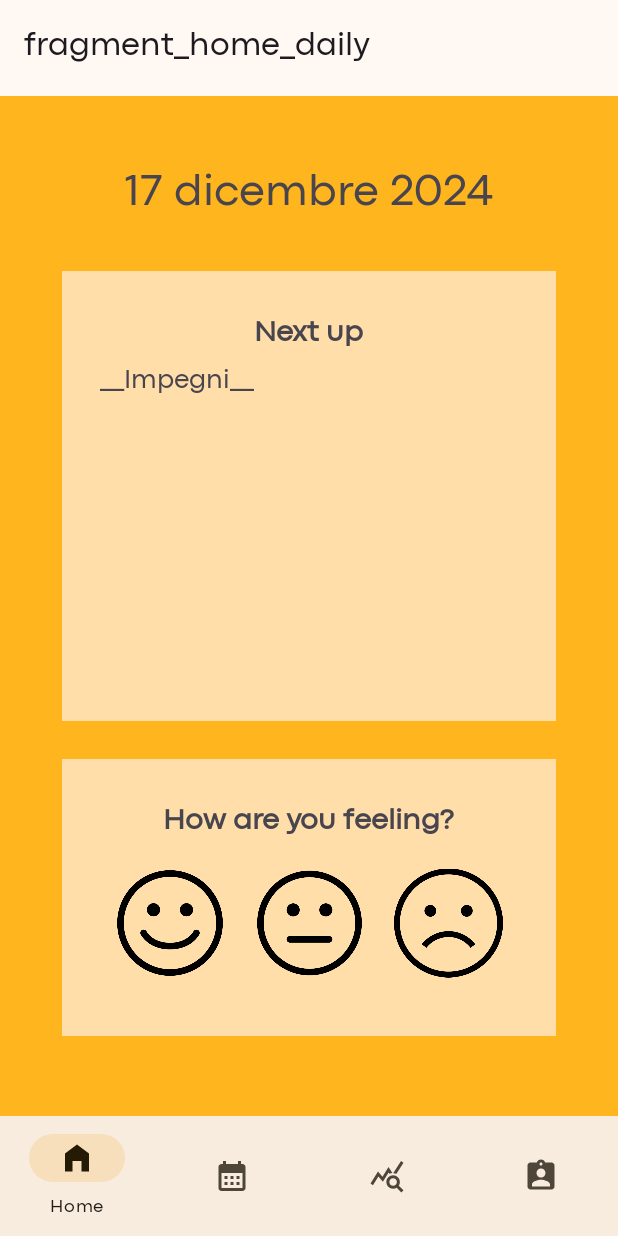
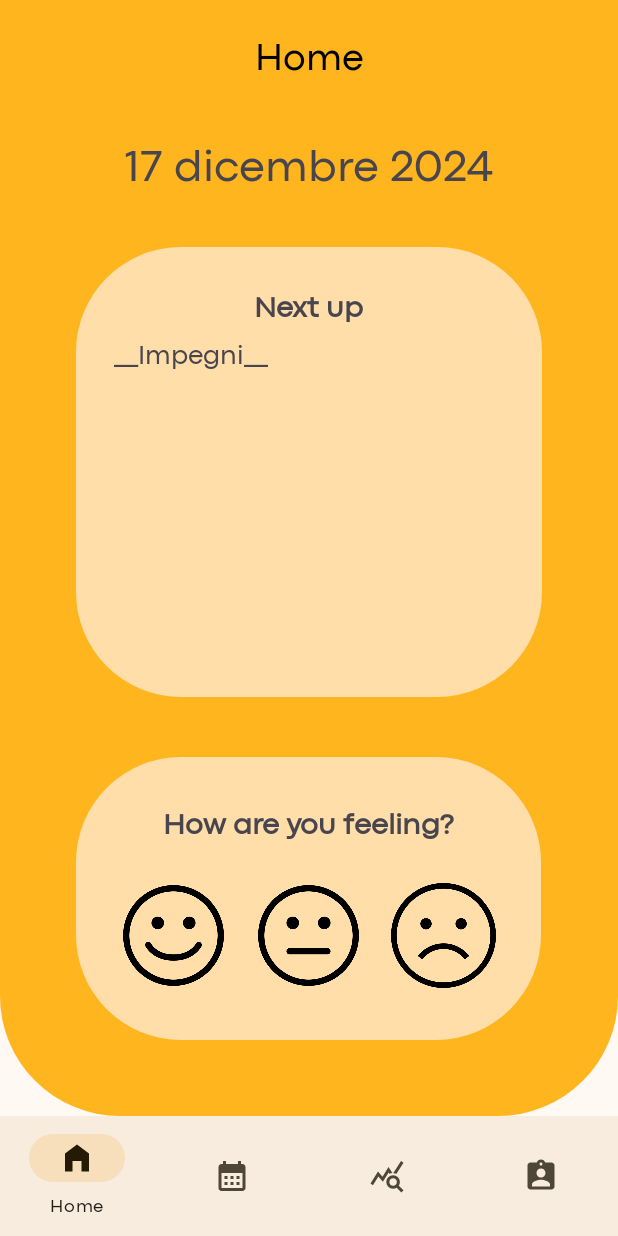
Before and after one commit to mzylfo/Treasure, an Android app: the screen it shows after launch (HomeActivity), on a phone screen of 412 x 824 dp. Run offline under Robolectric (Android 15) with nearby library versions, the phone set to English and light mode, and no system bars; our stand-ins replace navigation-ui.

Commit message:
sistemazione generale

```diff
--- a/app/src/main/java/com/example/treasure/ui/home/HomeActivity.java
+++ b/app/src/main/java/com/example/treasure/ui/home/HomeActivity.java
@@ -1,6 +1,8 @@
 package com.example.treasure.ui.home;
 
 import android.os.Bundle;
+import android.widget.TextView;
+
 import androidx.appcompat.widget.Toolbar;
 
 import androidx.activity.EdgeToEdge;
@@ -17,6 +19,8 @@ import com.example.treasure.R;
 import com.google.android.material.bottomnavigation.BottomNavigationView;
 import com.google.android.material.navigation.NavigationView;
 
+import java.util.Objects;
+
 public class HomeActivity extends AppCompatActivity {
 
     @Override
@@ -27,8 +31,12 @@ public class HomeActivity extends AppCompatActivity {
 
         Toolbar toolbar = findViewById(R.id.toolbar);
         setSupportActionBar(toolbar);
+        // Disabilita il titolo predefinito della Toolbar
+        Objects.requireNonNull(getSupportActionBar()).setDisplayShowTitleEnabled(false);
 
-         NavHostFragment navHostFragment = (NavHostFragment) getSupportFragmentManager().
+        TextView toolbarTitle = findViewById(R.id.toolbar_title);
+
+        NavHostFragment navHostFragment = (NavHostFragment) getSupportFragmentManager().
                 findFragmentById(R.id.fragmentContainerView);
 
         NavController navController = navHostFragment.getNavController();
@@ -42,6 +50,12 @@ public class HomeActivity extends AppCompatActivity {
         NavigationUI.setupWithNavController(bottomNav, navController);
         NavigationUI.setupActionBarWithNavController(this, navController, appBarConfiguration);
 
+        // Osserva i cambiamenti di destinazione e aggiorna il titolo della toolbar
+        navController.addOnDestinationChangedListener((controller, destination, arguments) -> {
+            if (destination.getLabel() != null) {
+                toolbarTitle.setText(destination.getLabel());
+            }
+        });
     }
 
 
--- /dev/null
+++ b/app/src/main/res/drawable/rounded_corners_below.xml
@@ -0,0 +1,4 @@
+<shape xmlns:android="http://schemas.android.com/apk/res/android">
+    <solid android:color="@color/yellow_app" />
+    <corners android:bottomLeftRadius="80dp" android:bottomRightRadius="80dp" />
+</shape>
--- /dev/null
+++ b/app/src/main/res/drawable/rounded_corners_fragment.xml
@@ -0,0 +1,5 @@
+<!-- res/drawable/rounded_corners.xml -->
+<shape xmlns:android="http://schemas.android.com/apk/res/android">
+    <corners android:radius="70dp"/>
+    <solid android:color="@color/md_theme_primaryContainer"/>
+</shape>
--- a/app/src/main/res/layout/activity_home.xml
+++ b/app/src/main/res/layout/activity_home.xml
@@ -11,7 +11,19 @@
         android:id="@+id/toolbar"
         android:layout_width="match_parent"
         android:layout_height="wrap_content"
-        app:layout_constraintTop_toTopOf="parent"/>
+        android:background="@color/yellow_app"
+        app:layout_constraintTop_toTopOf="parent"
+        >
+            <TextView
+                android:id="@+id/toolbar_title"
+                android:layout_width="wrap_content"
+                android:layout_height="wrap_content"
+                android:layout_gravity="center"
+                android:textSize="25sp"
+                android:textColor="@color/black"
+                android:layout_marginTop="20dp"
+                />
+    </androidx.appcompat.widget.Toolbar>
 
     <androidx.fragment.app.FragmentContainerView
         android:name="androidx.navigation.fragment.NavHostFragment"
--- a/app/src/main/res/layout/fragment_home_daily.xml
+++ b/app/src/main/res/layout/fragment_home_daily.xml
@@ -1,29 +1,28 @@
 <LinearLayout xmlns:android="http://schemas.android.com/apk/res/android"
     xmlns:app="http://schemas.android.com/apk/res-auto"
     android:layout_width="match_parent"
-    android:layout_height="match_parent"
+    android:layout_height="wrap_content"
     android:orientation="vertical"
-    android:padding="16dp"
-    android:background="@color/yellow_app">
+    android:padding="@dimen/margin"
+    android:background="@drawable/rounded_corners_below">
 
     <TextView
         android:id="@+id/dateTextView"
         android:layout_width="wrap_content"
         android:layout_height="wrap_content"
-        android:text="Date will be here"
         android:textSize="30sp"
-        android:layout_gravity="center"
-        android:layout_marginTop="@dimen/margin" />
+        android:layout_gravity="center" />
 
     <RelativeLayout
         android:id="@+id/nextup"
         android:layout_width="match_parent"
         android:layout_height="300dp"
-        android:background="@color/md_theme_primaryContainer"
+        android:background="@drawable/rounded_corners_fragment"
         android:layout_marginTop="@dimen/margin"
         android:padding="@dimen/margin"
         android:layout_marginStart="@dimen/margin"
-        android:layout_marginEnd="@dimen/margin">
+        android:layout_marginEnd="@dimen/margin"
+        >
 
         <TextView
             android:id="@+id/nextup_text"
@@ -43,16 +42,16 @@
 
     </RelativeLayout>
 
-    <RelativeLayout
-        android:layout_width="match_parent"
+    <LinearLayout
+        android:id="@+id/facesContainer"
+        android:layout_width="wrap_content"
         android:layout_height="wrap_content"
-        android:background="@color/md_theme_primaryContainer"
-        android:layout_marginTop="@dimen/margin"
-        android:padding="@dimen/margin"
-        android:layout_marginStart="@dimen/margin"
-        android:layout_marginEnd="@dimen/margin"
-        android:radius="100dp">
-
+        android:background="@drawable/rounded_corners_fragment"
+        android:layout_marginTop="40dp"
+        android:layout_gravity="center"
+        android:padding="20dp"
+        android:orientation="vertical"
+        android:layout_marginBottom="@dimen/margin">
 
         <TextView
             android:id="@+id/how_are_you_feeling"
@@ -60,19 +59,20 @@
             android:layout_height="wrap_content"
             android:text="@string/how_are_you_feeling"
             android:textSize="20sp"
+            android:padding="10dp"
             android:textStyle="bold"
-            android:layout_centerHorizontal="true" />
+            android:layout_gravity="center" />
 
         <LinearLayout
             android:layout_width="wrap_content"
             android:layout_height="wrap_content"
-            android:layout_below="@id/how_are_you_feeling"
-            android:layout_centerHorizontal="true">
+            android:layout_gravity="center"
+            >
 
             <ImageView
                 android:id="@+id/happy"
-                android:layout_width="match_parent"
-                android:layout_height="100dp"
+                android:layout_width="90dp"
+                android:layout_height="90dp"
                 android:layout_weight="1"
                 android:clickable="true"
                 android:focusable="true"
@@ -81,8 +81,8 @@
 
             <ImageView
                 android:id="@+id/neutral"
-                android:layout_width="match_parent"
-                android:layout_height="100dp"
+                android:layout_width="90dp"
+                android:layout_height="90dp"
                 android:layout_weight="1"
                 android:clickable="true"
                 android:focusable="true"
@@ -91,8 +91,8 @@
 
             <ImageView
                 android:id="@+id/sad"
-                android:layout_width="match_parent"
-                android:layout_height="100dp"
+                android:layout_width="90dp"
+                android:layout_height="90dp"
                 android:layout_weight="1"
                 android:clickable="true"
                 android:focusable="true"
@@ -101,6 +101,14 @@
 
         </LinearLayout>
 
-    </RelativeLayout>
+        <TextView
+            android:id="@+id/textViewBelowFaces"
+            android:layout_width="wrap_content"
+            android:layout_height="wrap_content"
+            android:text="Click to start typing ..."
+            android:layout_gravity="center"
+            />
+
+    </LinearLayout>
 
 </LinearLayout>
--- a/app/src/main/res/navigation/home_nav_graph.xml
+++ b/app/src/main/res/navigation/home_nav_graph.xml
@@ -7,21 +7,22 @@
     <fragment
         android:id="@+id/calendarMonthFragment"
         android:name="com.example.treasure.ui.home.fragment.CalendarMonthFragment"
-        android:label="fragment_calendar_month"
-        tools:layout="@layout/fragment_calendar_month" />
+        android:label="Calendar"
+        tools:layout="@layout/fragment_calendar_month"
+        />
     <fragment
         android:id="@+id/statsMonthFragment"
         android:name="com.example.treasure.ui.home.fragment.StatsMonthFragment"
-        android:label="fragment_stats_month"
+        android:label="Statistics"
         tools:layout="@layout/fragment_stats_month" />
     <fragment
         android:id="@+id/profileSettingsFragment"
         android:name="com.example.treasure.ui.home.fragment.ProfileSettingsFragment"
-        android:label="fragment_profile_settings"
+        android:label="Profile"
         tools:layout="@layout/fragment_profile_settings" />
     <fragment
         android:id="@+id/dailyHomeFragment"
         android:name="com.example.treasure.ui.home.fragment.HomeDailyFragment"
-        android:label="fragment_home_daily"
+        android:label="Home"
         tools:layout="@layout/fragment_home_daily" />
 </navigation>
```
